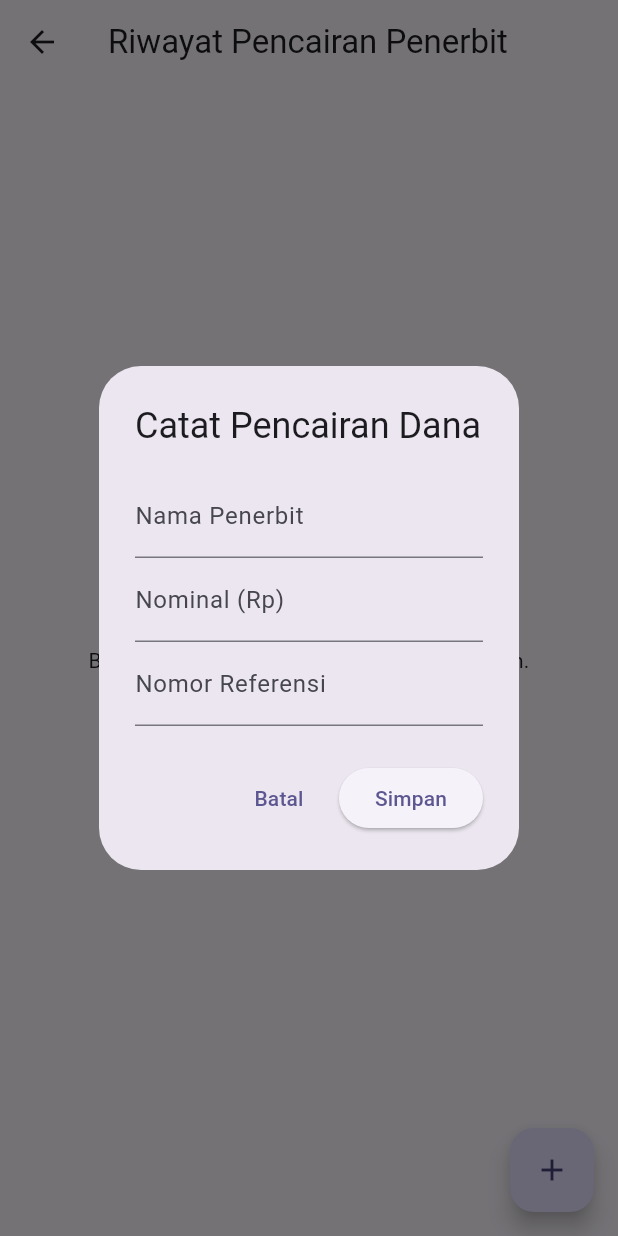
After one commit to lydiamrla/No2Pekan2_PPBL, a Flutter app: the HalamanRiwayatPencairan screen opened by its route, after a tap on the "add" icon, on a phone screen of 412 x 824 dp. The commit adds this screen. Run offline on Flutter 3.47's test engine with Material 3 defaults, Android fonts, the phone set to English and light mode, and no system bars; our stand-ins replace flutter_bloc, sqflite; accounts and stored records are empty; network calls fail.

Commit message:
Menambahkan penyimpanan lokal SQLite untuk riwayat pencairan dana (Modul 8)

```diff
--- /dev/null
+++ b/lib/db/database_helper.dart
@@ -0,0 +1,68 @@
+import 'package:path/path.dart';
+import 'package:sqflite/sqflite.dart';
+import '../models/catatan_pencairan.dart';
+
+class DatabaseHelper {
+  DatabaseHelper._internal();
+  static final DatabaseHelper instance = DatabaseHelper._internal();
+  Database? _database;
+
+  Future<Database> get database async {
+    _database ??= await _initDatabase();
+    return _database!;
+  }
+
+  Future<Database> _initDatabase() async {
+    final path = join(await getDatabasesPath(), 'ikapi_jabar_707012400127.db');
+    return openDatabase(
+      path,
+      version: 1,
+      onCreate: (db, version) async {
+        await db.execute('''
+          CREATE TABLE riwayat_pencairan (
+            id INTEGER PRIMARY KEY AUTOINCREMENT,
+            nama_penerbit TEXT NOT NULL,
+            nominal INTEGER NOT NULL,
+            nomor_referensi TEXT NOT NULL,
+            status TEXT NOT NULL,
+            tanggal TEXT NOT NULL
+          )
+        ''');
+      },
+    );
+  }
+
+  // CREATE: Menyimpan catatan verifikasi pencairan dana baru
+  Future<int> tambahPencairan(CatatanPencairan pencairan) async {
+    final db = await database;
+    return db.insert('riwayat_pencairan', pencairan.toMap());
+  }
+
+  // READ: Mengambil seluruh riwayat pencairan terurut dari yang terbaru
+  Future<List<CatatanPencairan>> ambilSemuaPencairan() async {
+    final db = await database;
+    final hasil = await db.query('riwayat_pencairan', orderBy: 'id DESC');
+    return hasil.map((baris) => CatatanPencairan.fromMap(baris)).toList();
+  }
+
+  // UPDATE: Memperbarui status atau nomor referensi berdasarkan ID tertentu
+  Future<int> ubahPencairan(CatatanPencairan pencairan) async {
+    final db = await database;
+    return db.update(
+      'riwayat_pencairan',
+      pencairan.toMap(),
+      where: 'id = ?',
+      whereArgs: [pencairan.id],
+    );
+  }
+
+  // DELETE: Menghapus satu baris riwayat pencairan berdasarkan ID tertentu
+  Future<int> hapusPencairan(int id) async {
+    final db = await database;
+    return db.delete(
+      'riwayat_pencairan',
+      where: 'id = ?',
+      whereArgs: [id],
+    );
+  }
+}
--- /dev/null
+++ b/lib/models/catatan_pencairan.dart
@@ -0,0 +1,39 @@
+class CatatanPencairan {
+  final int? id;
+  final String namaPenerbit;
+  final int nominal;
+  final String nomorReferensi;
+  final String status;
+  final String tanggal;
+
+  CatatanPencairan({
+    this.id,
+    required this.namaPenerbit,
+    required this.nominal,
+    required this.nomorReferensi,
+    required this.status,
+    required this.tanggal,
+  });
+
+  Map<String, dynamic> toMap() {
+    return {
+      'id': id,
+      'nama_penerbit': namaPenerbit,
+      'nominal': nominal,
+      'nomor_referensi': nomorReferensi,
+      'status': status,
+      'tanggal': tanggal,
+    };
+  }
+
+  factory CatatanPencairan.fromMap(Map<String, dynamic> map) {
+    return CatatanPencairan(
+      id: map['id'] as int?,
+      namaPenerbit: map['nama_penerbit'] as String,
+      nominal: map['nominal'] as int,
+      nomorReferensi: map['nomor_referensi'] as String,
+      status: map['status'] as String,
+      tanggal: map['tanggal'] as String,
+    );
+  }
+}
--- a/lib/navigation/app_routes.dart
+++ b/lib/navigation/app_routes.dart
@@ -1,6 +1,7 @@
 import 'package:flutter/material.dart';
 import '../models/book.dart';
-import '../pages/add_review_page.dart'; // Import halaman baru
+import '../pages/add_review_page.dart';
+import '../pages/halaman_riwayat_pencairan.dart';
 import '../pages/main_wrapper.dart';
 import '../pages/book_detail_page.dart';
 
@@ -8,12 +9,14 @@ class AppRoutes {
   static const String root = '/';
   static const String main = '/main';
   static const String bookDetail = '/book-detail';
-  static const String addReview = '/add-review'; // <-- PASTIKAN BARIS INI ADA
+  static const String addReview = '/add-review';
+  static const String riwayatPencairan = '/riwayat-pencairan';
 
   static Map<String, WidgetBuilder> get routes => {
         root: (context) => const MainWrapper(initialIndex: 0),
         main: (context) => const MainWrapper(initialIndex: 0),
-        addReview: (context) => const AddReviewPage(), // <-- PASTIKAN BARIS INI ADA
+        addReview: (context) => const AddReviewPage(),
+        riwayatPencairan: (context) => const HalamanRiwayatPencairan(),
       };
 
   static Route<dynamic>? onGenerateRoute(RouteSettings settings) {
--- /dev/null
+++ b/lib/pages/halaman_riwayat_pencairan.dart
@@ -0,0 +1,201 @@
+import 'package:flutter/material.dart';
+import '../db/database_helper.dart';
+import '../models/catatan_pencairan.dart';
+
+class HalamanRiwayatPencairan extends StatefulWidget {
+  const HalamanRiwayatPencairan({super.key});
+
+  @override
+  State<HalamanRiwayatPencairan> createState() =>
+      _HalamanRiwayatPencairanState();
+}
+
+class _HalamanRiwayatPencairanState extends State<HalamanRiwayatPencairan> {
+  late Future<List<CatatanPencairan>> _daftarPencairan;
+
+  @override
+  void initState() {
+    super.initState();
+    _muatUlangData();
+  }
+
+  void _muatUlangData() {
+    setState(() {
+      _daftarPencairan = DatabaseHelper.instance.ambilSemuaPencairan();
+    });
+  }
+
+  // ===== FUNGSI CREATE: POP-UP FORM TAMBAH PENCAIRAN =====
+  Future<void> _tampilkanFormTambah() async {
+    final penerbitController = TextEditingController();
+    final nominalController = TextEditingController();
+    final referensiController = TextEditingController();
+
+    await showDialog(
+      context: context,
+      builder: (context) => AlertDialog(
+        title: const Text('Catat Pencairan Dana'),
+        content: SingleChildScrollView(
+          child: Column(
+            mainAxisSize: MainAxisSize.min,
+            children: [
+              TextField(
+                controller: penerbitController,
+                decoration: const InputDecoration(labelText: 'Nama Penerbit'),
+              ),
+              TextField(
+                controller: nominalController,
+                keyboardType: TextInputType.number,
+                decoration: const InputDecoration(labelText: 'Nominal (Rp)'),
+              ),
+              TextField(
+                controller: referensiController,
+                decoration: const InputDecoration(labelText: 'Nomor Referensi'),
+              ),
+            ],
+          ),
+        ),
+        actions: [
+          TextButton(
+            onPressed: () => Navigator.pop(context),
+            child: const Text('Batal'),
+          ),
+          ElevatedButton(
+            onPressed: () async {
+              final nominal = int.tryParse(nominalController.text);
+              if (penerbitController.text.isEmpty ||
+                  nominal == null ||
+                  referensiController.text.isEmpty) {
+                return;
+              }
+
+              await DatabaseHelper.instance.tambahPencairan(
+                CatatanPencairan(
+                  namaPenerbit: penerbitController.text,
+                  nominal: nominal,
+                  nomorReferensi: referensiController.text,
+                  status: 'Selesai Ditransfer',
+                  tanggal: DateTime.now().toString().substring(0, 16),
+                ),
+              );
+
+              if (!context.mounted) return;
+              Navigator.pop(context);
+              _muatUlangData();
+
+              ScaffoldMessenger.of(context).showSnackBar(
+                const SnackBar(
+                  content: Text('Riwayat pencairan dana berhasil disimpan.'),
+                ),
+              );
+            },
+            child: const Text('Simpan'),
+          ),
+        ],
+      ),
+    );
+  }
+
+  @override
+  Widget build(BuildContext context) {
+    return Scaffold(
+      appBar: AppBar(title: const Text('Riwayat Pencairan Penerbit')),
+      body: FutureBuilder<List<CatatanPencairan>>(
+        future: _daftarPencairan,
+        builder: (context, snapshot) {
+          if (snapshot.connectionState == ConnectionState.waiting) {
+            return const Center(child: CircularProgressIndicator());
+          }
+          final daftar = snapshot.data ?? [];
+          if (daftar.isEmpty) {
+            return const Center(
+              child: Text('Belum ada riwayat pencairan dana tersimpan.'),
+            );
+          }
+          return ListView.builder(
+            itemCount: daftar.length,
+            itemBuilder: (context, index) {
+              final item = daftar[index];
+              return Dismissible(
+                key: ValueKey(item.id),
+                direction: DismissDirection.endToStart,
+                background: Container(
+                  color: Colors.red,
+                  alignment: Alignment.centerRight,
+                  padding: const EdgeInsets.symmetric(horizontal: 20),
+                  child: const Icon(Icons.delete, color: Colors.white),
+                ),
+                onDismissed: (direction) async {
+                  await DatabaseHelper.instance.hapusPencairan(item.id!);
+                  _muatUlangData();
+                },
+                child: Card(
+                  margin:
+                      const EdgeInsets.symmetric(horizontal: 12, vertical: 6),
+                  child: ListTile(
+                    title: Text(
+                      '${item.namaPenerbit} • Rp${item.nominal}',
+                      style: const TextStyle(fontWeight: FontWeight.bold),
+                    ),
+                    subtitle: Text(
+                      'Ref: ${item.nomorReferensi} (${item.status})\n'
+                      'Tanggal: ${item.tanggal}',
+                    ),
+                    isThreeLine: true,
+                    onTap: () async {
+                      final controller = TextEditingController(
+                        text: item.nomorReferensi,
+                      );
+                      final refBaru = await showDialog<String>(
+                        context: context,
+                        builder: (context) => AlertDialog(
+                          title: const Text('Koreksi Nomor Referensi Transfer'),
+                          content: TextField(
+                            controller: controller,
+                            decoration: const InputDecoration(
+                              labelText: 'Nomor Referensi Bank',
+                            ),
+                          ),
+                          actions: [
+                            TextButton(
+                              onPressed: () => Navigator.pop(context),
+                              child: const Text('Batal'),
+                            ),
+                            TextButton(
+                              onPressed: () =>
+                                  Navigator.pop(context, controller.text),
+                              child: const Text('Simpan'),
+                            ),
+                          ],
+                        ),
+                      );
+
+                      if (refBaru != null && refBaru.isNotEmpty) {
+                        await DatabaseHelper.instance.ubahPencairan(
+                          CatatanPencairan(
+                            id: item.id,
+                            namaPenerbit: item.namaPenerbit,
+                            nominal: item.nominal,
+                            nomorReferensi: refBaru,
+                            status: item.status,
+                            tanggal: item.tanggal,
+                          ),
+                        );
+                        _muatUlangData();
+                      }
+                    },
+                  ),
+                ),
+              );
+            },
+          );
+        },
+      ),
+      floatingActionButton: FloatingActionButton(
+        onPressed: _tampilkanFormTambah,
+        tooltip: 'Catat Pencairan Baru',
+        child: const Icon(Icons.add),
+      ),
+    );
+  }
+}
--- a/lib/theme/app_theme.dart
+++ b/lib/theme/app_theme.dart
@@ -1,7 +1,7 @@
 import 'package:flutter/material.dart';
 
 class AppTheme {
-  static const Color seedColor = Colors.indigo; // Warna identitas aplikasi IKAPI
+  static const Color seedColor = Colors.indigo;
 
   static ThemeData get lightTheme => ThemeData(
         useMaterial3: true,
--- a/pubspec.yaml
+++ b/pubspec.yaml
@@ -13,6 +13,8 @@ dependencies:
   provider: ^6.1.2
   cupertino_icons: ^1.0.8
   flutter_bloc: ^8.1.3
+  sqflite: ^2.4.6
+  path: ^1.9.1
 
 dev_dependencies:
   flutter_test:
```
Also changed, not shown: lib/pages/profile_page.dart (+34 -9 lines), pubspec.lock, 1 other file.
